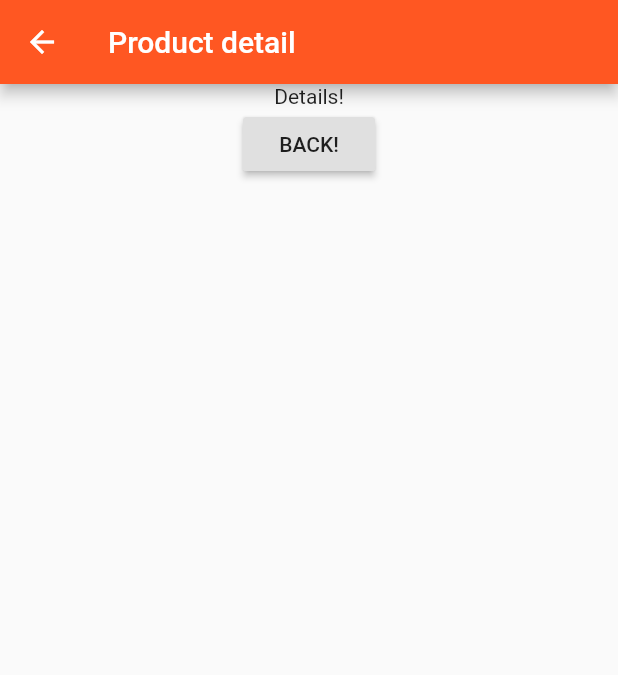
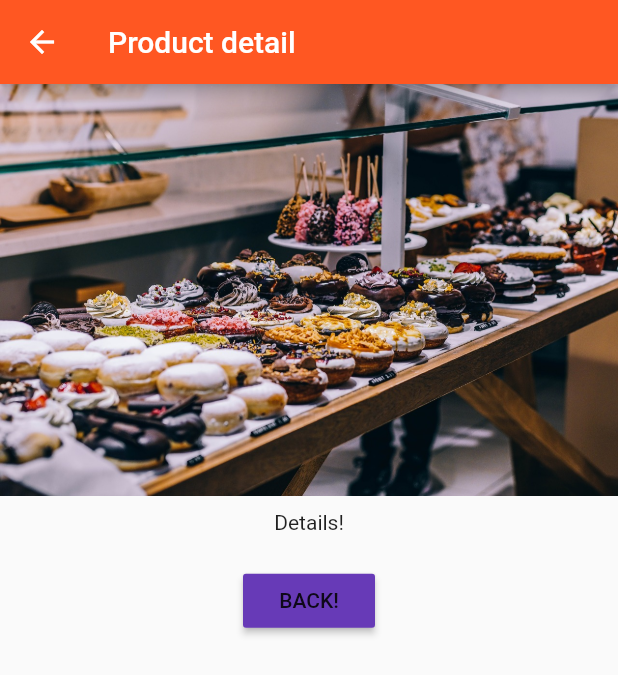
Before and after one commit to AlexKel/flutter_course, a Flutter app: the ProductPage screen opened directly, on a phone screen of 412 x 824 dp. Shown: the top 675 px of the screen. Run offline on Flutter 3.47's test engine with Material 2 defaults, Android fonts, the phone set to English and light mode, and no system bars.

Commit message:
new work

```diff
--- a/lib/pages/product.dart
+++ b/lib/pages/product.dart
@@ -7,15 +7,19 @@ class ProductPage extends StatelessWidget {
       appBar: AppBar(
         title: Text('Product detail'),
       ),
-      body: Center(
-        child: Column(children: <Widget>[
-          Text('Details!'),
-          RaisedButton(
-            child: Text('BACK!'),
-            onPressed: () => Navigator.pop(context),
-          )
-        ]),
-      ),
+      body: Column(
+          crossAxisAlignment: CrossAxisAlignment.center,
+          children: <Widget>[
+            Image.asset('assets/food.jpg'),
+            Container(padding: EdgeInsets.all(10.0), child: Text('Details!')),
+            Container(
+                padding: EdgeInsets.all(10.0),
+                child: RaisedButton(
+                  color: Theme.of(context).accentColor,
+                  child: Text('BACK!'),
+                  onPressed: () => Navigator.pop(context),
+                ))
+          ]),
     );
   }
 }
```
Also changed, not shown: 1 other file.
